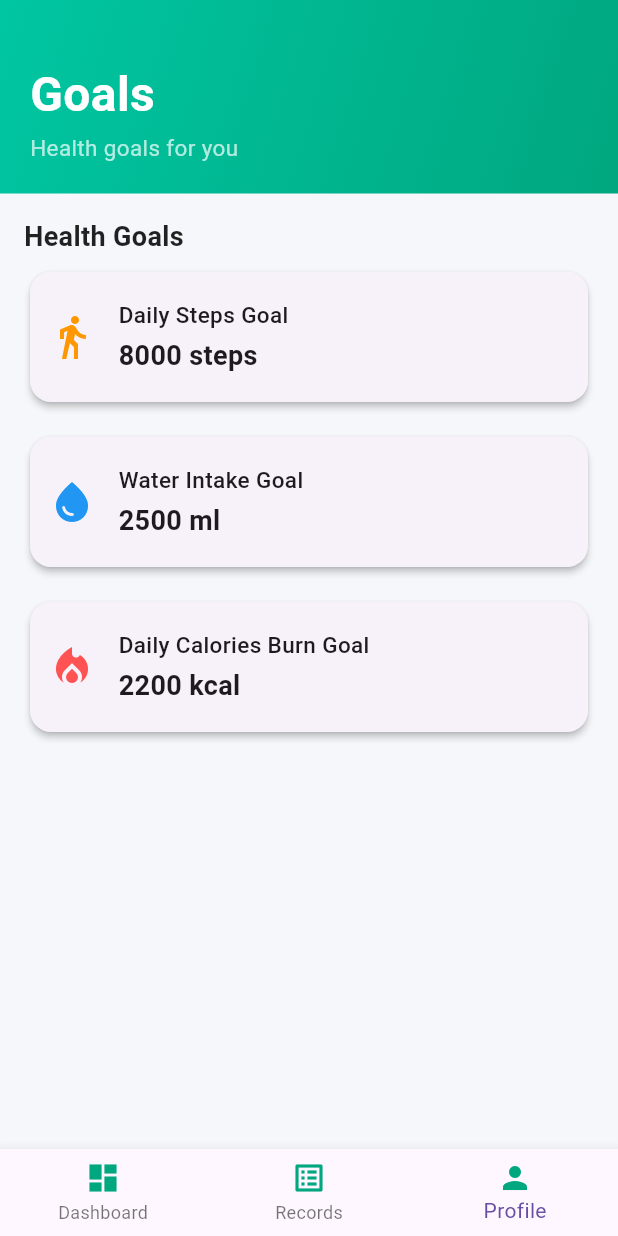
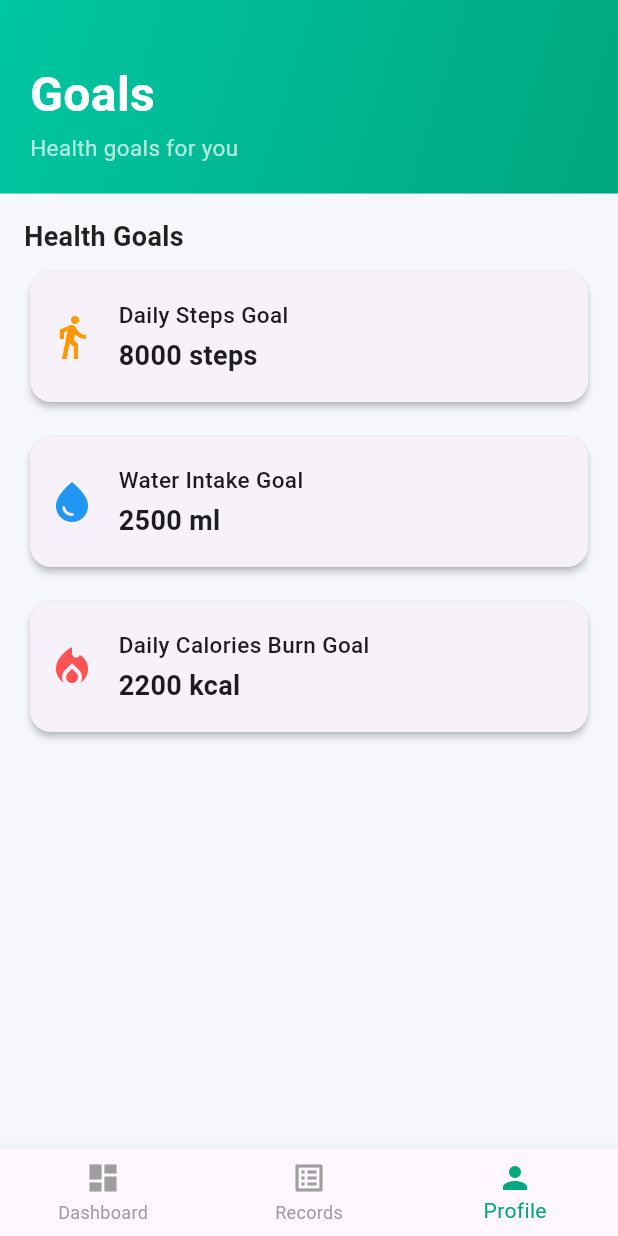
Before and after one commit to Ishini-Edirisinghe/MAD-CW-1-A, a Flutter app: the DashboardScreen screen opened directly, item 3 of the bottom bar chosen, on a phone screen of 412 x 824 dp. Run offline on Flutter 3.47's test engine with Material 3 defaults, Android fonts, the phone set to English and light mode, and no system bars; our stand-ins replace fl_chart, sqflite; accounts and stored records are empty.

Commit message:
bottom tab bar style issue fixes

```diff
--- a/lib/features/dashboard_screen.dart
+++ b/lib/features/dashboard_screen.dart
@@ -118,19 +118,15 @@ class _DashboardScreenState extends State<DashboardScreen>
       bottomNavigationBar: BottomNavigationBar(
         currentIndex: _selectedIndex,
         onTap: _onNavTapped,
+        selectedItemColor: Color(0xFF00A77F), // selected color
+        unselectedItemColor: Colors.grey, // unselected color
         items: const [
           BottomNavigationBarItem(
-            icon: Icon(Icons.dashboard, color: Color(0xFF00A77F)),
+            icon: Icon(Icons.dashboard),
             label: "Dashboard",
           ),
-          BottomNavigationBarItem(
-            icon: Icon(Icons.list_alt, color: Color(0xFF00A77F)),
-            label: "Records",
-          ),
-          BottomNavigationBarItem(
-            icon: Icon(Icons.person, color: Color(0xFF00A77F)),
-            label: "Profile",
-          ),
+          BottomNavigationBarItem(icon: Icon(Icons.list_alt), label: "Records"),
+          BottomNavigationBarItem(icon: Icon(Icons.person), label: "Profile"),
         ],
       ),
     );
```
